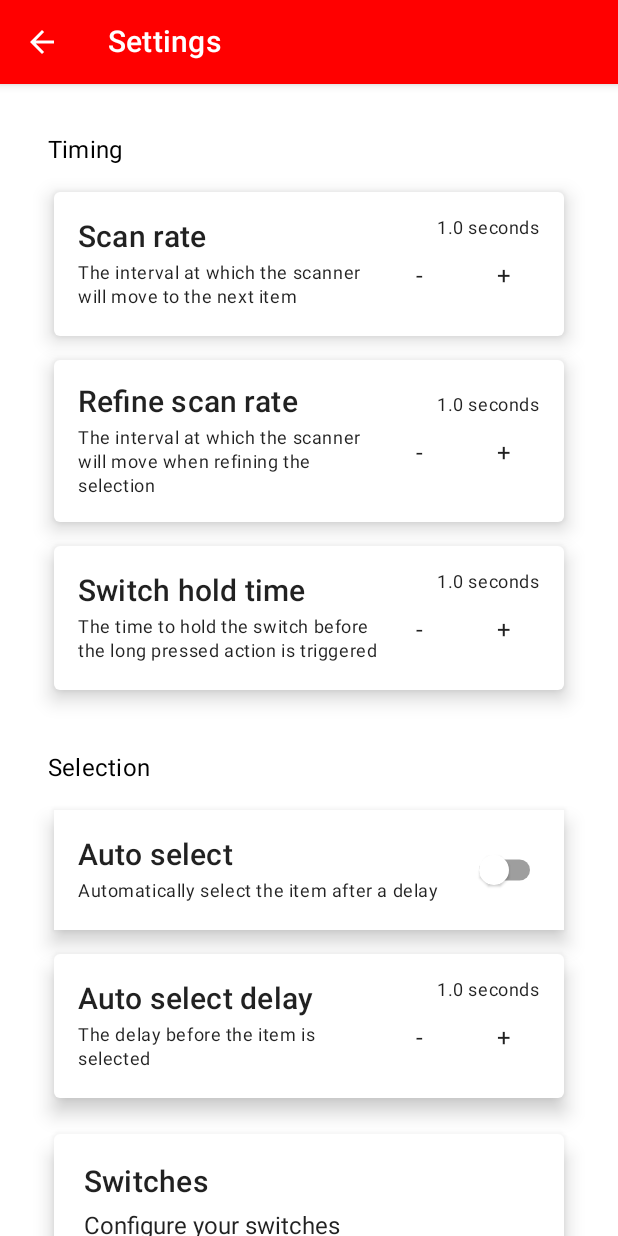
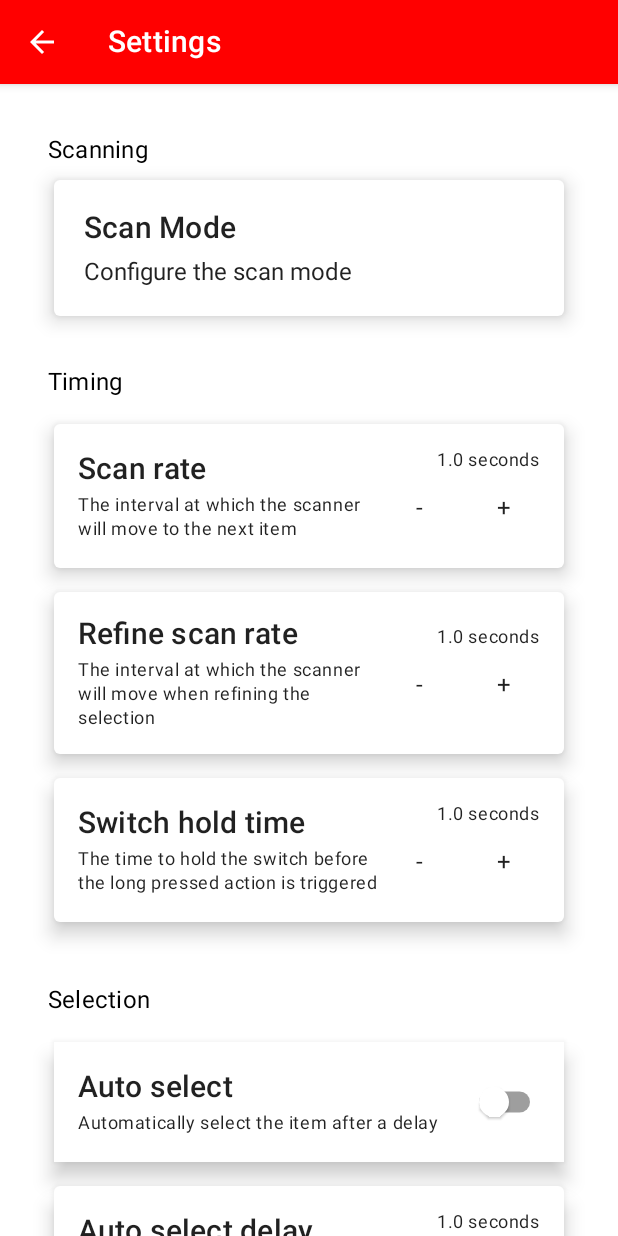
Before and after one commit to enaboapps/Switchify, an Android app built with Jetpack Compose: the SettingsScreen screen opened through its navigation route, on a phone screen of 412 x 824 dp. Run offline under Robolectric (Android 15) with nearby library versions, the phone set to English and light mode, and no system bars.

Commit message:
#60 Implement scan mode selection screen

```diff
--- a/app/src/main/java/com/enaboapps/switchify/nav/NavGraph.kt
+++ b/app/src/main/java/com/enaboapps/switchify/nav/NavGraph.kt
@@ -8,6 +8,7 @@ import com.enaboapps.switchify.screens.EnableAccessibilityServiceScreen
 import com.enaboapps.switchify.screens.HomeScreen
 import com.enaboapps.switchify.screens.settings.switches.AddNewSwitchScreen
 import com.enaboapps.switchify.screens.settings.SettingsScreen
+import com.enaboapps.switchify.screens.settings.scanning.ScanModeSelectionScreen
 import com.enaboapps.switchify.screens.settings.switches.EditSwitchScreen
 import com.enaboapps.switchify.screens.settings.switches.SwitchesScreen
 import com.enaboapps.switchify.screens.setup.SetupScreen
@@ -23,6 +24,9 @@ fun NavGraph(navController: NavHostController) {
         }
         composable(NavigationRoute.Settings.name) {
             SettingsScreen(navController)
+        }
+        composable(NavigationRoute.ScanMode.name) {
+            ScanModeSelectionScreen(navController)
         }
         composable(NavigationRoute.Switches.name) {
             SwitchesScreen(navController)
--- a/app/src/main/java/com/enaboapps/switchify/nav/NavigationRoute.kt
+++ b/app/src/main/java/com/enaboapps/switchify/nav/NavigationRoute.kt
@@ -5,6 +5,7 @@ sealed class NavigationRoute(val name: String) {
     data object Home : NavigationRoute("Home")
     data object Setup : NavigationRoute("Setup")
     data object Settings : NavigationRoute("Settings")
+    data object ScanMode : NavigationRoute("ScanMode")
     data object Switches : NavigationRoute("Switches")
     data object AddNewSwitch : NavigationRoute("AddNewSwitch")
     data object EditSwitch : NavigationRoute("EditSwitch")
--- a/app/src/main/java/com/enaboapps/switchify/preferences/PreferenceManager.kt
+++ b/app/src/main/java/com/enaboapps/switchify/preferences/PreferenceManager.kt
@@ -7,6 +7,7 @@ class PreferenceManager(context: Context) {
 
     companion object Keys {
         const val PREFERENCE_KEY_SETUP_COMPLETE = "setup_complete"
+        const val PREFERENCE_KEY_SCAN_MODE = "scan_mode"
         const val PREFERENCE_KEY_SCAN_RATE = "scan_rate"
         const val PREFERENCE_KEY_REFINE_SCAN_RATE = "refine_scan_rate"
         const val PREFERENCE_KEY_SWITCH_HOLD_TIME = "switch_hold_time"
--- a/app/src/main/java/com/enaboapps/switchify/screens/settings/SettingsScreen.kt
+++ b/app/src/main/java/com/enaboapps/switchify/screens/settings/SettingsScreen.kt
@@ -38,6 +38,14 @@ fun SettingsScreen(navController: NavController) {
                 .padding(all = 16.dp),
             verticalArrangement = Arrangement.Top
         ) {
+            PreferenceSection(title = "Scanning") {
+                PreferenceLink(
+                    title = "Scan Mode",
+                    summary = "Configure the scan mode",
+                    navController = navController,
+                    route = NavigationRoute.ScanMode.name
+                )
+            }
             TimingSection(settingsScreenModel)
             SelectionSection(settingsScreenModel)
             PreferenceLink(
```
Also changed, not shown: app/src/main/java/com/enaboapps/switchify/screens/settings/scanning/ScanModeSelectionScreen.kt (added, +77 -0 lines), app/src/main/java/com/enaboapps/switchify/service/scanning/ScanMode.kt (+15 -0 lines).
